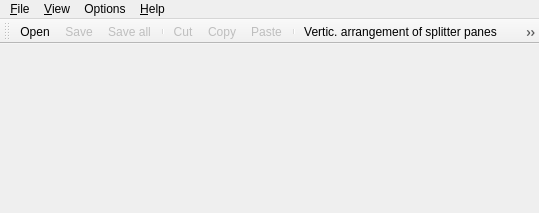
Qt form lavape/src/Lava_UI/cmainframe.ui (berkus/lavape) before a commit.
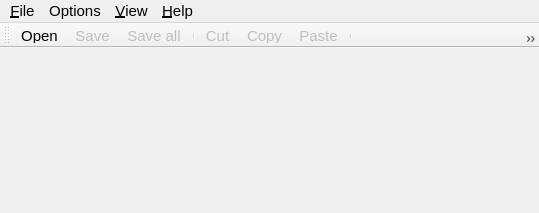
The same form after that commit. Icons and pictures are not drawn.

Commit message: Font sizes modified

Patch:
```diff
--- a/lavape/src/Lava_UI/cmainframe.ui
+++ b/lavape/src/Lava_UI/cmainframe.ui
@@ -21,7 +21,12 @@
     <height>25</height>
    </size>
   </property>
-  <property name="windowTitle" >
+  <property name="font">
+   <font>
+    <pointsize>11</pointsize>
+   </font>
+  </property>
+  <property name="windowTitle">
    <string>Lava Interpreter</string>
   </property>
   <property name="statusTip" >
@@ -65,31 +70,31 @@
    <attribute name="toolBarBreak" >
     <bool>false</bool>
    </attribute>
-   <addaction name="fileOpenAction" />
-   <addaction name="fileSaveAction" />
-   <addaction name="fileSaveAllAction" />
-   <addaction name="separator" />
-   <addaction name="editCutAction" />
-   <addaction name="editCopyAction" />
-   <addaction name="editPasteAction" />
-   <addaction name="separator" />
-   <addaction name="tileHorizAction" />
-   <addaction name="tileVerticAction" />
-   <addaction name="separator" />
-   <addaction name="editUndoAction" />
-   <addaction name="toggleCategoryAction" />
+   <addaction name="fileOpenAction"/>
+   <addaction name="fileSaveAction"/>
+   <addaction name="fileSaveAllAction"/>
+   <addaction name="separator"/>
+   <addaction name="editCutAction"/>
+   <addaction name="editCopyAction"/>
+   <addaction name="editPasteAction"/>
+   <addaction name="separator"/>
+   <addaction name="tileHorizAction"/>
+   <addaction name="tileVerticAction"/>
+   <addaction name="separator"/>
+   <addaction name="editUndoAction"/>
+   <addaction name="toggleCategoryAction"/>
   </widget>
-  <widget class="QMenuBar" name="menubar" >
-   <property name="geometry" >
+  <widget class="QMenuBar" name="menubar">
+   <property name="geometry">
     <rect>
      <x>0</x>
      <y>0</y>
      <width>539</width>
-     <height>22</height>
+     <height>26</height>
     </rect>
    </property>
-   <widget class="QMenu" name="fileMenu" >
-    <property name="title" >
+   <widget class="QMenu" name="fileMenu">
+    <property name="title">
      <string>&amp;File</string>
     </property>
     <addaction name="fileNewAction" />
@@ -102,8 +107,8 @@
     <addaction name="separator" />
     <addaction name="fileExitAction" />
    </widget>
-   <widget class="QMenu" name="helpMenu" >
-    <property name="title" >
+   <widget class="QMenu" name="helpMenu">
+    <property name="title">
      <string>&amp;Help</string>
     </property>
     <addaction name="helpContentsAction" />
@@ -112,8 +117,8 @@
     <addaction name="separator" />
     <addaction name="helpAboutAction" />
    </widget>
-   <widget class="QMenu" name="Options" >
-    <property name="title" >
+   <widget class="QMenu" name="Options">
+    <property name="title">
      <string>Options</string>
     </property>
     <addaction name="pmDumpAction" />
@@ -121,8 +126,8 @@
     <addaction name="postconditionsAction" />
     <addaction name="invariantsAction" />
    </widget>
-   <widget class="QMenu" name="viewMenu" >
-    <property name="title" >
+   <widget class="QMenu" name="viewMenu">
+    <property name="title">
      <string>&amp;View</string>
     </property>
     <widget class="QMenu" name="popupMenu_12" >
@@ -135,10 +140,10 @@
     <addaction name="popupMenu_12" />
     <addaction name="setGlobalFontAction" />
    </widget>
-   <addaction name="fileMenu" />
-   <addaction name="viewMenu" />
-   <addaction name="Options" />
-   <addaction name="helpMenu" />
+   <addaction name="fileMenu"/>
+   <addaction name="Options"/>
+   <addaction name="viewMenu"/>
+   <addaction name="helpMenu"/>
   </widget>
   <action name="fileNewAction" >
    <property name="icon" >
@@ -549,7 +554,7 @@
    </property>
   </action>
  </widget>
- <layoutdefault spacing="1" margin="1" />
+ <layoutdefault spacing="1" margin="1"/>
  <resources>
   <include location="../Lava_res.qrc" />
  </resources>
```
Left out of the diff: 426 changed lines with no effect on the pictures. The commit also changes 2 other files.
